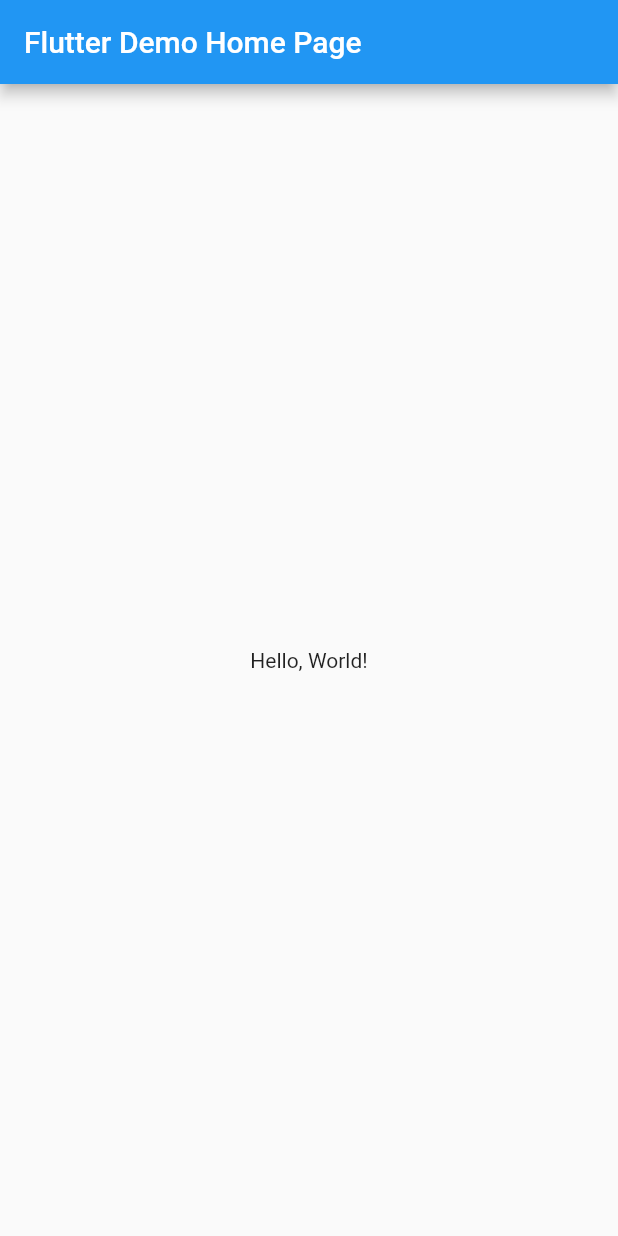
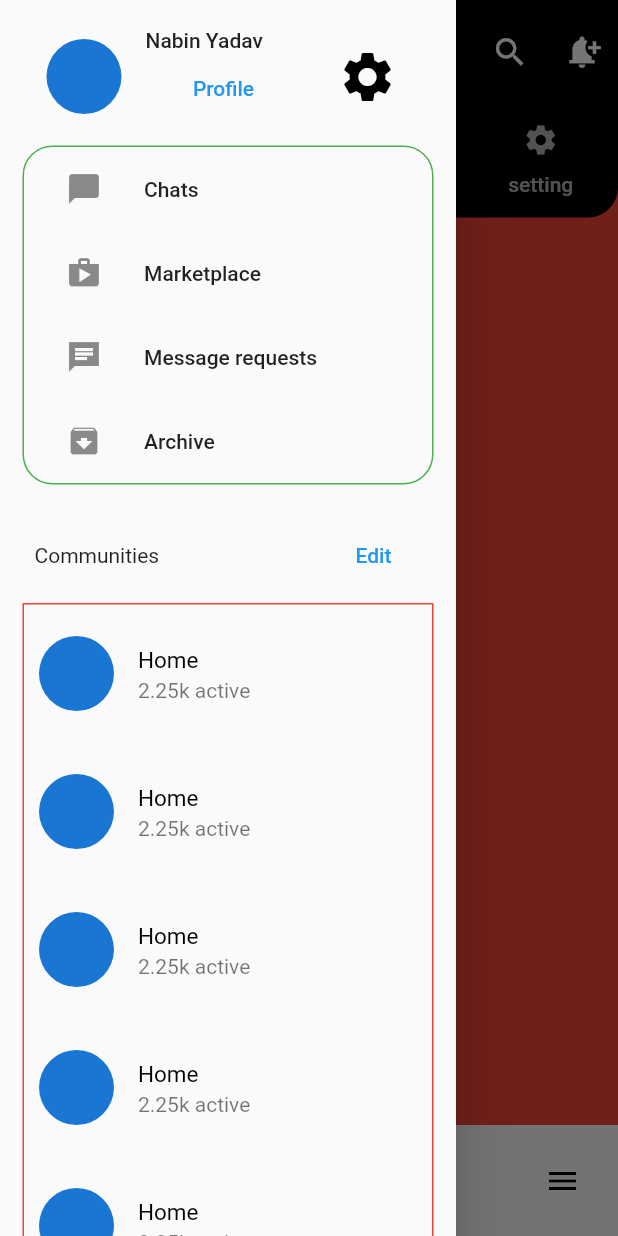
Before and after one commit to nabinyd/flutter-practice, a Flutter app: the screen it shows after launch, with the side drawer open (before the commit the screen has no drawer), on a phone screen of 412 x 824 dp. Run offline on Flutter 3.47's test engine with Material 2 defaults, Android fonts, the phone set to English and light mode, and no system bars; drawn by our look-alikes of google_nav_bar.

Commit message:
first commit push to main branch

```diff
--- /dev/null
+++ b/lib/home_page.dart
@@ -0,0 +1,10 @@
+import 'package:flutter/material.dart';
+
+class HomePage extends StatelessWidget {
+  const HomePage({Key? key}) : super(key: key);
+
+  @override
+  Widget build(BuildContext context) {
+    return const Placeholder();
+  }
+}
--- a/lib/main.dart
+++ b/lib/main.dart
@@ -1,42 +1,192 @@
 import 'package:flutter/material.dart';
+import 'package:google_nav_bar/google_nav_bar.dart';
+import 'package:practicewidget/home_page.dart';
+import 'package:practicewidget/setting_page.dart';
+import 'package:practicewidget/simple_appbar.dart';
 
-void main() => runApp(MyApp());
+void main() => runApp(const MyApp());
 
 class MyApp extends StatelessWidget {
   const MyApp({super.key});
-  // This widget is the root of your application.
   @override
   Widget build(BuildContext context) {
     return MaterialApp(
-      // Application name
-      title: 'Flutter Hello World',
-      // Application theme data, you can set the colors for the application as
-      // you want
-      theme: ThemeData(
-        primarySwatch: Colors.blue,
-      ),
-      // A widget which will be started on application startup
-      home: MyHomePage(title: 'Flutter Demo Home Page'),
+      debugShowCheckedModeBanner: false,
+      home: MyHomePage(),
+      routes: {
+        '/home_page': (context) => HomePage(),
+        '/setting': (context) => SettingPage(),
+      },
     );
   }
 }
 
 class MyHomePage extends StatelessWidget {
-  final String title;
-  const MyHomePage({super.key, required this.title});
+  // const MyHomePage({super.key, required this.title});
 
   @override
-  Widget build(BuildContext context) {
-    return Scaffold(
-      appBar: AppBar(
-        // The title text which will be shown on the action bar
-        title: Text(title),
-      ),
-      body: Center(
-        child: Text(
-          'Hello, World!',
+  Widget build(BuildContext context) => DefaultTabController(
+      length: 4,
+      child: Scaffold(
+        appBar: AppBar(
+          backgroundColor: Colors.black,
+          foregroundColor: Colors.white,
+          // leading: Icon(Icons.menu),
+          // leadingWidth: 80,
+          // leading: BackButton(),
+          centerTitle: true,
+          title: Text('Portfolio'),
+          titleTextStyle: TextStyle(fontSize: 25, color: Colors.white),
+          actions: [
+            IconButton(
+                onPressed: () {
+                  print('hello');
+                },
+                icon: Icon(Icons.search)),
+            IconButton(onPressed: () {}, icon: Icon(Icons.notification_add))
+          ],
+          actionsIconTheme: IconThemeData(size: 25),
+          // flexibleSpace: Container(
+          //   decoration: BoxDecoration(
+          //     gradient: LinearGradient(
+          //         colors: [Colors.purple, Colors.red],
+          //         begin: Alignment.bottomLeft,
+          //         end: Alignment.topRight),
+          //   ),
+          // ),
+          bottom: TabBar(
+              isScrollable: false,
+              automaticIndicatorColorAdjustment: false,
+              dividerColor: Color(0xffc40b0b),
+              labelColor: Colors.white,
+              indicatorWeight: 3,
+
+              // padding: EdgeInsets.only(top: 5, bottom: 10),
+              tabs: [
+                Tab(
+                  icon: Icon(Icons.home),
+                  text: 'Home',
+                ),
+                Tab(
+                  icon: Icon(Icons.face),
+                  text: 'Profile',
+                ),
+                Tab(
+                  icon: Icon(Icons.contact_mail),
+                  text: 'Mail',
+                ),
+                Tab(
+                  icon: Icon(Icons.settings),
+                  text: 'setting',
+                ),
+              ]),
+          elevation: 0,
+          toolbarHeight: 70,
+          toolbarOpacity: 1,
+          surfaceTintColor: Colors.green,
+          shape: RoundedRectangleBorder(
+              borderRadius: BorderRadius.vertical(bottom: Radius.circular(20))),
         ),
-      ),
-    );
-  }
+        drawer: NavigationDrawer(children: [
+          Padding(
+            padding: const EdgeInsets.all(15.0),
+            child: Column(
+              children: [
+                ListTile(
+                  leading: CircleAvatar(
+                    maxRadius: 25,
+                  ),
+                  trailing: IconButton(
+                    onPressed: () {},
+                    icon: Icon(Icons.settings),
+                    iconSize: 40,
+                    color: Colors.black,
+                  ),
+                  title: const Text('Nabin Yadav'),
+                  subtitle:
+                      TextButton(onPressed: () {}, child: Text('Profile')),
+                ),
+                SizedBox(
+                  height: 10,
+                ),
+                Container(
+                  decoration: BoxDecoration(
+                      border: Border.all(color: Colors.green),
+                      borderRadius: BorderRadius.circular(20)),
+                  child: Column(
+                    mainAxisAlignment: MainAxisAlignment.center,
+                    children: [
+                      ListTile(
+                        leading: IconButton(
+                            onPressed: () {},
+                            icon: Icon(Icons.chat_bubble_rounded)),
+                        title: Text('Chats'),
+                      ),
+                      ListTile(
+                        leading: IconButton(
+                            onPressed: () {}, icon: Icon(Icons.shop)),
+                        title: Text('Marketplace'),
+                      ),
+                      ListTile(
+                        leading: IconButton(
+                            onPressed: () {}, icon: Icon(Icons.chat_sharp)),
+                        title: Text('Message requests'),
+                      ),
+                      ListTile(
+                        leading: IconButton(
+                            onPressed: () {}, icon: Icon(Icons.archive)),
+                        title: Text('Archive'),
+                      ),
+                    ],
+                  ),
+                ),
+                SizedBox(
+                  height: 15,
+                ),
+                Padding(
+                  padding: const EdgeInsets.all(8.0),
+                  child: Row(
+                    mainAxisAlignment: MainAxisAlignment.spaceBetween,
+                    children: [
+                      Text('Communities'),
+                      TextButton(onPressed: () {}, child: Text('Edit')),
+                    ],
+                  ),
+                ),
+                Container(
+                    height: 500,
+                    decoration:
+                        BoxDecoration(border: Border.all(color: Colors.red)),
+                    child: ListView.builder(
+                      itemBuilder: (context, index) {
+                        return ListTile(
+                          contentPadding: EdgeInsets.symmetric(
+                              vertical: 10, horizontal: 10),
+                          leading: CircleAvatar(
+                            radius: 25,
+                          ),
+                          title: Text('Home'),
+                          titleTextStyle:
+                              TextStyle(fontSize: 15, color: Colors.black),
+                          subtitle: Text('2.25k active'),
+                        );
+                      },
+                      itemCount: 10,
+                    )),
+              ],
+            ),
+          )
+        ]),
+        bottomNavigationBar: const GNav(tabs: [
+          GButton(icon: Icons.home),
+          GButton(icon: Icons.search),
+          GButton(icon: Icons.menu)
+        ]),
+        extendBodyBehindAppBar: true,
+        body: TabBarView(children: [
+          Container(
+            color: Colors.red,
+          )
+        ]),
+      ));
 }
--- /dev/null
+++ b/lib/setting_page.dart
@@ -0,0 +1,17 @@
+import 'package:flutter/material.dart';
+
+class SettingPage extends StatefulWidget {
+  const SettingPage({Key? key}) : super(key: key);
+
+  @override
+  State<SettingPage> createState() => _SettingPageState();
+}
+
+class _SettingPageState extends State<SettingPage> {
+  @override
+  Widget build(BuildContext context) {
+    return const Scaffold(
+      body: Text('hello'),
+    );
+  }
+}
--- /dev/null
+++ b/lib/simple_appbar.dart
@@ -0,0 +1,14 @@
+import 'package:flutter/material.dart';
+
+class SimpleAppbar extends StatefulWidget {
+  const SimpleAppbar({Key? key}) : super(key: key);
+
+  @override
+  State<SimpleAppbar> createState() => _SimpleAppbarState();
+}
+
+class _SimpleAppbarState extends State<SimpleAppbar> {
+  @override
+  Widget build(BuildContext context) =>
+      DefaultTabController(length: 4, child: Scaffold());
+}
--- a/pubspec.yaml
+++ b/pubspec.yaml
@@ -9,6 +9,9 @@ environment:
 dependencies:
   flutter:
     sdk: flutter
+  google_nav_bar: ^5.0.6
+
+
 
 dev_dependencies:
   flutter_test:
```
